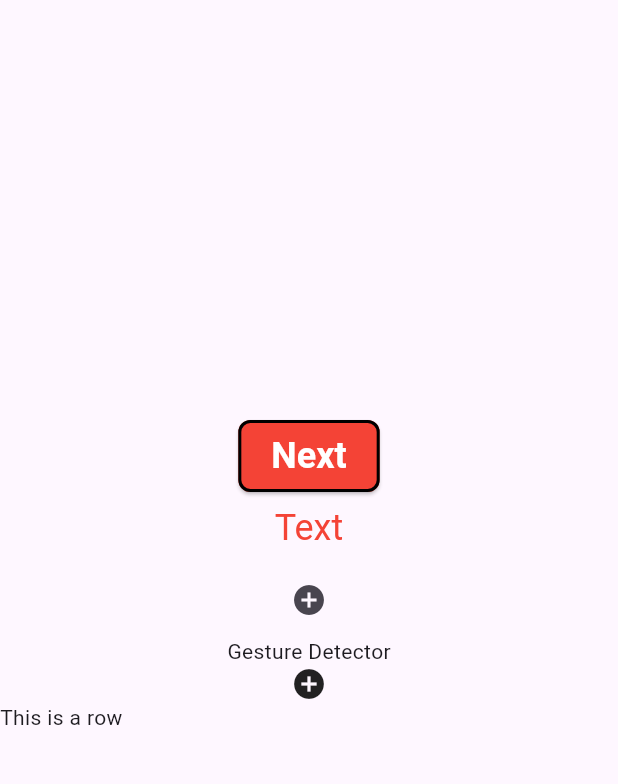
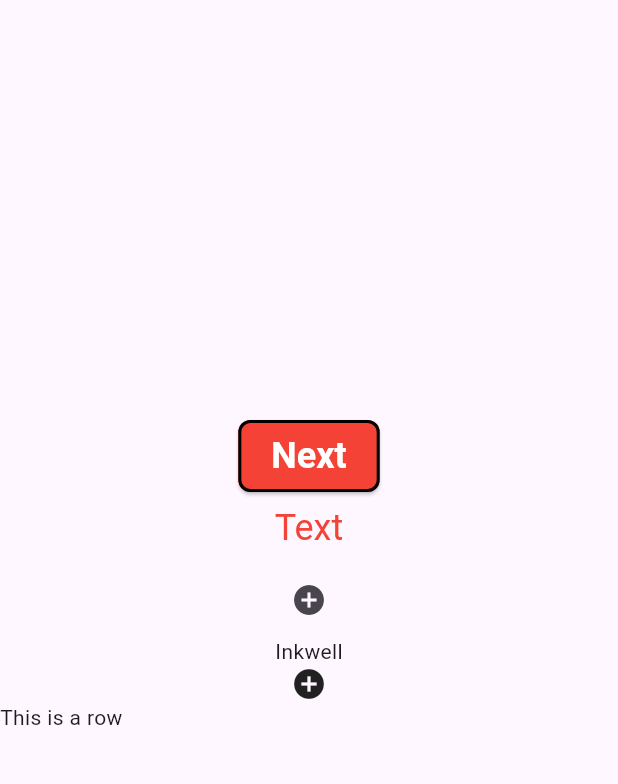
Before and after one commit to ashikmoinul/Flutter_essentials, a Flutter app: the screen it shows after launch, on a phone screen of 412 x 824 dp, the part 84-868 px from its top. Run offline on Flutter 3.47's test engine with Material 3 defaults, Android fonts, the light colour scheme and no system bars.

Commit message:
Code Added

```diff
--- a/lib/main.dart
+++ b/lib/main.dart
@@ -1,6 +1,5 @@
 // Buttons (ElevatedButton, TextButton, IconButton, GestureButton, InkWell) | TextField
 // Container | Rich-text
-
 import 'package:flutter/material.dart';
 
 void main() {
@@ -20,7 +19,6 @@ class MyApp extends StatelessWidget {
 
 class Home extends StatelessWidget {
   const Home({super.key});
-
   @override
   Widget build(BuildContext context) {
     return Scaffold(
@@ -79,28 +77,50 @@ class Home extends StatelessWidget {
               },
               icon: Icon(Icons.add_circle),
             ),
-            GestureDetector(
+            // GestureDetector(
+            //   onTap: () {
+            //     print('On tap detected');
+            //   },
+            //   onDoubleTap: () {
+            //     print('double tap detected');
+            //   },
+            //   onLongPress: () {
+            //     print('long tap detected');
+            //   },
+            //   child: Column(
+            //     children: [
+            //       Text('Gesture Detector'),
+            //       Icon(Icons.add_circle),
+            //       Row(
+            //         children: [
+            //           Text('This is a row'),
+            //         ],
+            //       ),
+            //     ],
+            //   ),
+            // ),
+            InkWell(
               onTap: () {
-                print('On tap detected');
+                print('one tap in inkwell');
               },
               onDoubleTap: () {
-                print('double tap detected');
+                print('on double tap in inkwell');
               },
               onLongPress: () {
-                print('long tap detected');
+                print('long pressed in inkwell');
               },
               child: Column(
                 children: [
-                  Text('Gesture Detector'),
+                  Text('Inkwell'),
                   Icon(Icons.add_circle),
                   Row(
                     children: [
                       Text('This is a row'),
                     ],
-                  ),
+                  )
                 ],
               ),
-            )
+            ),
           ],
         ),
       ),
```
